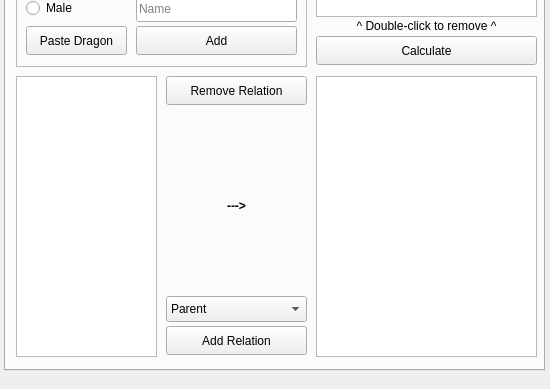
This is mainwindow.ui in TheCalpolMan/flight-rising-breeding-tracker as Qt 5 draws it before an edit; both pictures show x 0 to 550 and y 198 to 587 of the 550 by 587 pixel window. The edited form follows.
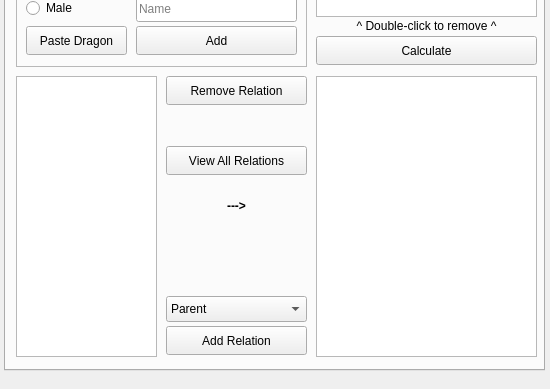
This is the edited form. Icons and pictures are not drawn. Custom widgets are drawn as their Qt base class.

What changed in the file:
```diff
--- a/mainwindow.ui
+++ b/mainwindow.ui
@@ -1969,6 +1969,19 @@
        <string>&lt;html&gt;&lt;head/&gt;&lt;body&gt;&lt;p align=&quot;center&quot;&gt;&lt;span style=&quot; font-weight:700;&quot;&gt;---&amp;gt;&lt;/span&gt;&lt;/p&gt;&lt;/body&gt;&lt;/html&gt;</string>
       </property>
      </widget>
+     <widget class="QPushButton" name="viewAllRelationsButton">
+      <property name="geometry">
+       <rect>
+        <x>160</x>
+        <y>300</y>
+        <width>141</width>
+        <height>29</height>
+       </rect>
+      </property>
+      <property name="text">
+       <string>View All Relations</string>
+      </property>
+     </widget>
     </widget>
    </widget>
   </widget>
```
